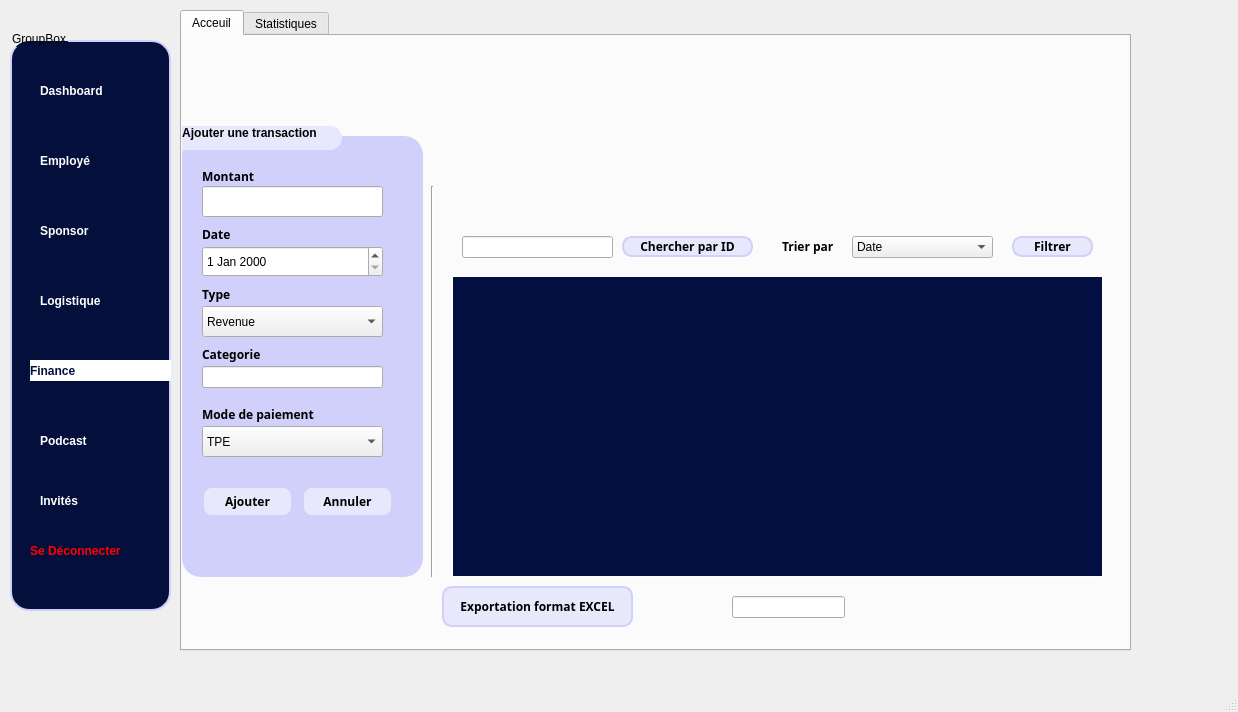
The window that mainwindow.ui (esprit2A4Projet/2a4-smart-tv-channel) describes before a commit, drawn with Qt 5.
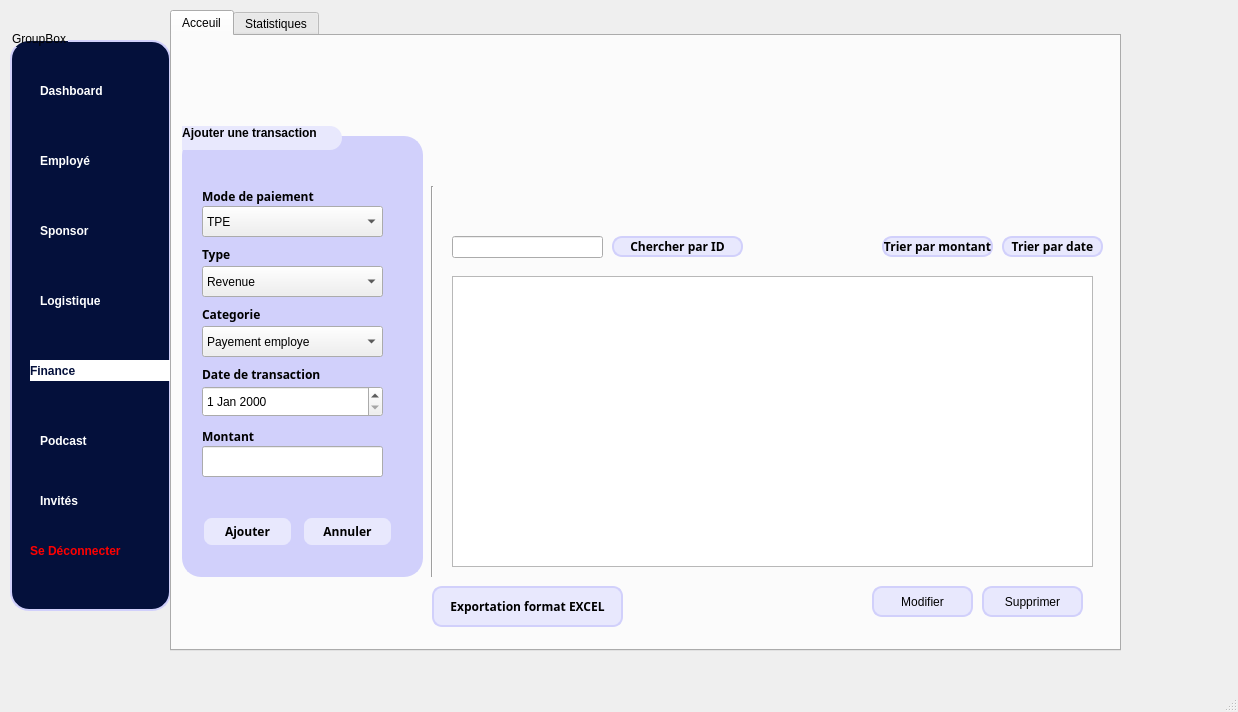
The same window after the commit. Icons and pictures are not drawn.

Commit message: Version CRUD fonctionnel, tri selon date fonctionnel et exportation excel fonctionnel. La modification et la suppression apres le tri sont impossibles

Patch:
```diff
--- a/mainwindow.ui
+++ b/mainwindow.ui
@@ -209,7 +209,7 @@
    <widget class="QTabWidget" name="tabWidget">
     <property name="geometry">
      <rect>
-      <x>180</x>
+      <x>170</x>
       <y>10</y>
       <width>951</width>
       <height>641</height>
@@ -238,35 +238,10 @@
        <pixmap>../../../../../logo 2.png</pixmap>
       </property>
      </widget>
-     <widget class="QComboBox" name="comboBox_Tri">
-      <property name="geometry">
-       <rect>
-        <x>670</x>
-        <y>200</y>
-        <width>141</width>
-        <height>22</height>
-       </rect>
-      </property>
-      <item>
-       <property name="text">
-        <string>Date</string>
-       </property>
-      </item>
-      <item>
-       <property name="text">
-        <string>Type</string>
-       </property>
-      </item>
-      <item>
-       <property name="text">
-        <string>Categorie</string>
-       </property>
-      </item>
-     </widget>
      <widget class="QGroupBox" name="groupBox_AjoutTransaction">
       <property name="geometry">
        <rect>
-        <x>0</x>
+        <x>10</x>
         <y>90</y>
         <width>241</width>
         <height>451</height>
@@ -322,8 +297,8 @@
        <property name="geometry">
         <rect>
          <x>20</x>
-         <y>40</y>
-         <width>91</width>
+         <y>60</y>
+         <width>151</width>
          <height>20</height>
         </rect>
        </property>
@@ -340,14 +315,14 @@
 }</string>
        </property>
        <property name="text">
-        <string>Montant</string>
+        <string>Mode de paiement</string>
        </property>
       </widget>
       <widget class="QLabel" name="label_Date">
        <property name="geometry">
         <rect>
          <x>20</x>
-         <y>100</y>
+         <y>120</y>
          <width>56</width>
          <height>16</height>
         </rect>
@@ -365,15 +340,15 @@
 }</string>
        </property>
        <property name="text">
-        <string>Date</string>
+        <string>Type</string>
        </property>
       </widget>
       <widget class="QLabel" name="label_Type">
        <property name="geometry">
         <rect>
          <x>20</x>
-         <y>160</y>
-         <width>61</width>
+         <y>180</y>
+         <width>91</width>
          <height>16</height>
         </rect>
        </property>
@@ -390,14 +365,14 @@
 }</string>
        </property>
        <property name="text">
-        <string>Type</string>
+        <string>Categorie</string>
        </property>
       </widget>
       <widget class="QLineEdit" name="lineEdit_Montant">
        <property name="geometry">
         <rect>
          <x>20</x>
-         <y>60</y>
+         <y>320</y>
          <width>181</width>
          <height>31</height>
         </rect>
@@ -407,7 +382,7 @@
        <property name="geometry">
         <rect>
          <x>20</x>
-         <y>360</y>
+         <y>390</y>
          <width>91</width>
          <height>31</height>
         </rect>
@@ -444,7 +419,7 @@
        <property name="geometry">
         <rect>
          <x>120</x>
-         <y>360</y>
+         <y>390</y>
          <width>91</width>
          <height>31</height>
         </rect>
@@ -477,47 +452,12 @@
         <string>Annuler</string>
        </property>
       </widget>
-      <widget class="QLabel" name="label_Categorie">
-       <property name="geometry">
-        <rect>
-         <x>20</x>
-         <y>220</y>
-         <width>81</width>
-         <height>16</height>
-        </rect>
-       </property>
-       <property name="font">
-        <font>
-         <family>Space Grotesk</family>
-         <weight>75</weight>
-         <bold>true</bold>
-        </font>
-       </property>
-       <property name="styleSheet">
-        <string notr="true">QLabel {
-    font-family: &quot;Space Grotesk&quot;;
-}</string>
-       </property>
-       <property name="text">
-        <string>Categorie</string>
-       </property>
-      </widget>
-      <widget class="QLineEdit" name="lineEdit_Categorie">
-       <property name="geometry">
-        <rect>
-         <x>20</x>
-         <y>240</y>
-         <width>181</width>
-         <height>22</height>
-        </rect>
-       </property>
-      </widget>
       <widget class="QLabel" name="label_ModeDePaiement">
        <property name="geometry">
         <rect>
          <x>20</x>
-         <y>280</y>
-         <width>141</width>
+         <y>240</y>
+         <width>171</width>
          <height>16</height>
         </rect>
        </property>
@@ -534,14 +474,14 @@
 }</string>
        </property>
        <property name="text">
-        <string>Mode de paiement</string>
+        <string>Date de transaction</string>
        </property>
       </widget>
       <widget class="QDateEdit" name="LineEdit_Date">
        <property name="geometry">
         <rect>
          <x>20</x>
-         <y>120</y>
+         <y>260</y>
          <width>181</width>
          <height>31</height>
         </rect>
@@ -551,7 +491,7 @@
        <property name="geometry">
         <rect>
          <x>20</x>
-         <y>180</y>
+         <y>140</y>
          <width>181</width>
          <height>31</height>
         </rect>
@@ -563,7 +503,7 @@
        </item>
        <item>
         <property name="text">
-         <string>Dépense</string>
+         <string>Depense</string>
         </property>
        </item>
       </widget>
@@ -571,7 +511,7 @@
        <property name="geometry">
         <rect>
          <x>20</x>
-         <y>300</y>
+         <y>80</y>
          <width>181</width>
          <height>31</height>
         </rect>
@@ -592,14 +532,74 @@
         </property>
        </item>
       </widget>
+      <widget class="QLabel" name="label_Montant_2">
+       <property name="geometry">
+        <rect>
+         <x>20</x>
+         <y>300</y>
+         <width>151</width>
+         <height>20</height>
+        </rect>
+       </property>
+       <property name="font">
+        <font>
+         <family>Space Grotesk</family>
+         <weight>75</weight>
+         <bold>true</bold>
+        </font>
+       </property>
+       <property name="styleSheet">
+        <string notr="true">QLabel {
+    font-family: &quot;Space Grotesk&quot;;
+}</string>
+       </property>
+       <property name="text">
+        <string>Montant</string>
+       </property>
+      </widget>
+      <widget class="QComboBox" name="LineEdit_Categorie">
+       <property name="geometry">
+        <rect>
+         <x>20</x>
+         <y>200</y>
+         <width>181</width>
+         <height>31</height>
+        </rect>
+       </property>
+       <item>
+        <property name="text">
+         <string>Payement employe</string>
+        </property>
+       </item>
+       <item>
+        <property name="text">
+         <string>Payement facture</string>
+        </property>
+       </item>
+       <item>
+        <property name="text">
+         <string>location local</string>
+        </property>
+       </item>
+       <item>
+        <property name="text">
+         <string>vente materiel</string>
+        </property>
+       </item>
+       <item>
+        <property name="text">
+         <string>achat materiel</string>
+        </property>
+       </item>
+      </widget>
      </widget>
      <widget class="QLabel" name="label_illustration">
       <property name="geometry">
        <rect>
-        <x>290</x>
+        <x>280</x>
         <y>-10</y>
         <width>611</width>
-        <height>231</height>
+        <height>211</height>
        </rect>
       </property>
       <property name="text">
@@ -686,7 +686,7 @@
      <widget class="Line" name="line">
       <property name="geometry">
        <rect>
-        <x>240</x>
+        <x>250</x>
         <y>150</y>
         <width>20</width>
         <height>391</height>
@@ -706,37 +706,12 @@
        </rect>
       </property>
      </widget>
-     <widget class="QLabel" name="label_trierPar">
-      <property name="geometry">
-       <rect>
-        <x>600</x>
-        <y>200</y>
-        <width>71</width>
-        <height>21</height>
-       </rect>
-      </property>
-      <property name="font">
-       <font>
-        <family>Space Grotesk</family>
-        <weight>75</weight>
-        <bold>true</bold>
-       </font>
-      </property>
-      <property name="styleSheet">
-       <string notr="true">QLabel {
-    font-family: &quot;Space Grotesk&quot;;
-}</string>
-      </property>
-      <property name="text">
-       <string>Trier par</string>
-      </property>
-     </widget>
-     <widget class="QPushButton" name="Button_filtrer">
+     <widget class="QPushButton" name="Button_trierParDate">
       <property name="geometry">
        <rect>
         <x>830</x>
         <y>200</y>
-        <width>81</width>
+        <width>101</width>
         <height>21</height>
        </rect>
       </property>
@@ -765,68 +740,115 @@
 </string>
       </property>
       <property name="text">
-       <string>Filtrer</string>
+       <string>Trier par date</string>
       </property>
      </widget>
-     <widget class="QTableView" name="tableView">
+     <widget class="QTableWidget" name="tableWidget">
       <property name="geometry">
        <rect>
-        <x>270</x>
+        <x>280</x>
         <y>240</y>
-        <width>651</width>
-        <height>301</height>
+        <width>641</width>
+        <height>291</height>
        </rect>
       </property>
+     </widget>
+     <widget class="QPushButton" name="pushButton">
+      <property name="geometry">
+       <rect>
+        <x>700</x>
+        <y>550</y>
+        <width>101</width>
+        <height>31</height>
+       </rect>
+      </property>
       <property name="styleSheet">
-       <string notr="true">/* Apply styles to the entire QTableWidget */
-QTableView {
-    background-color: #041041; /* Set background color for the entire table */
-    color: white; /* Set text color */
-    font-family: &quot;Space Grotesk&quot;; /* Set font family */
-    border: 1px solid white; /* Set border color for the entire table */
-    gridline-color: transparent; /* Remove default grid lines */
+       <string notr="true">QLabel {
+    font-family: &quot;Space Grotesk&quot;;
 }
+/* Push Button Styling */
+QPushButton {
+    background-color: #E8E8FD; /* Set the background color for the push button */
+    border: 2px solid #D1D0FB; /* Set the border color */
+    border-radius: 10px; /* Adjust the radius for the rounded corners */
+    color: #000000; /* Set the text color */
+    font-family: &quot;Space Grotesk&quot;;
 
-/* Apply styles to the header items in the QTableWidget */
-QHeaderView::section {
-    background-color: #7A798E; /* Set background color for header */
-    color: white; /* Set text color for header */
-    padding: 2px; /* Adjust padding as needed */
-    border: 1px solid white; /* Set border color for header */
 }
 
-/* Apply styles to the items (cells) in the QTableWidget */
-QTableView::item {
-    padding: 2px; /* Adjust padding as needed */
-}
 
-/* Apply styles to horizontal grid lines */
-QTableView::item {
-    border-top: 1px solid white; /* Set top border color for horizontal lines */
+</string>
+      </property>
+      <property name="text">
+       <string>Modifier</string>
+      </property>
+     </widget>
+     <widget class="QPushButton" name="pushButton_2">
+      <property name="geometry">
+       <rect>
+        <x>810</x>
+        <y>550</y>
+        <width>101</width>
+        <height>31</height>
+       </rect>
+      </property>
+      <property name="styleSheet">
+       <string notr="true">QLabel {
+    font-family: &quot;Space Grotesk&quot;;
 }
+/* Push Button Styling */
+QPushButton {
+    background-color: #E8E8FD; /* Set the background color for the push button */
+    border: 2px solid #D1D0FB; /* Set the border color */
+    border-radius: 10px; /* Adjust the radius for the rounded corners */
+    color: #000000; /* Set the text color */
+    font-family: &quot;Space Grotesk&quot;;
 
-/* Apply styles to the top-left corner */
-QTableWidget::corner-button {
-    border-top: 1px solid white; /* Set top border for the top-left corner */
-    border-left: 1px solid white; /* Set left border for the top-left corner */
 }
 
-/* Apply font styles */
-QTableWidget::item, QHeaderView::section {
-    font-family: &quot;Space Grotesk&quot;; /* Set font family */
-    font-weight: bold; /* Make the font bold */
-}</string>
+
+</string>
       </property>
+      <property name="text">
+       <string>Supprimer</string>
+      </property>
      </widget>
-     <widget class="QLineEdit" name="lineEdit_3">
+     <widget class="QPushButton" name="Button_filtrer_2">
       <property name="geometry">
        <rect>
-        <x>550</x>
-        <y>560</y>
-        <width>113</width>
-        <height>22</height>
+        <x>710</x>
+        <y>200</y>
+        <width>111</width>
+        <height>21</height>
        </rect>
       </property>
+      <property name="font">
+       <font>
+        <family>Space Grotesk</family>
+        <weight>75</weight>
+        <bold>true</bold>
+       </font>
+      </property>
+      <property name="styleSheet">
+       <string notr="true">QLabel {
+    font-family: &quot;Space Grotesk&quot;;
+}
+/* Push Button Styling */
+QPushButton {
+    background-color: #E8E8FD; /* Set the background color for the push button */
+    border: 2px solid #D1D0FB; /* Set the border color */
+    border-radius: 10px; /* Adjust the radius for the rounded corners */
+    color: #000000; /* Set the text color */
+    font-family: &quot;Space Grotesk&quot;;
+
+}
+
+
+</string>
+      </property>
+      <property name="text">
+       <string>Trier par montant</string>
+      </property>
      </widget>
     </widget>
     <widget class="QWidget" name="tab_2">
```
The commit also changes 7 other files.
